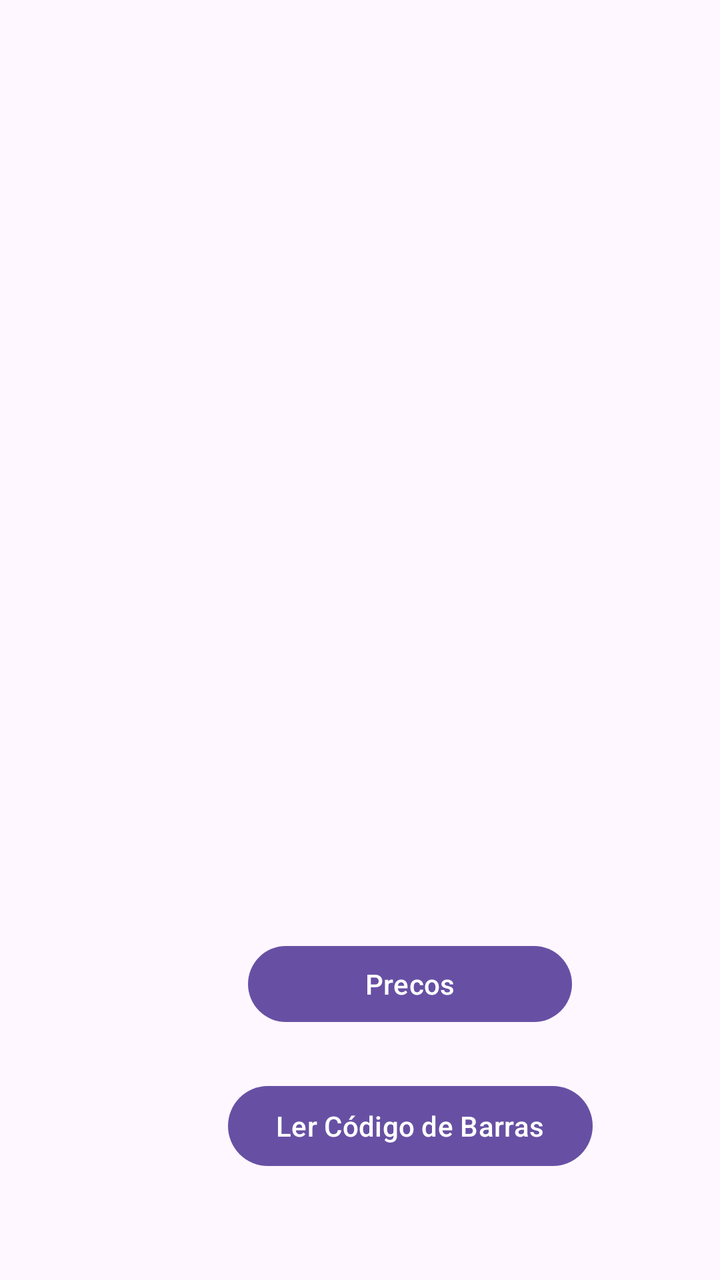
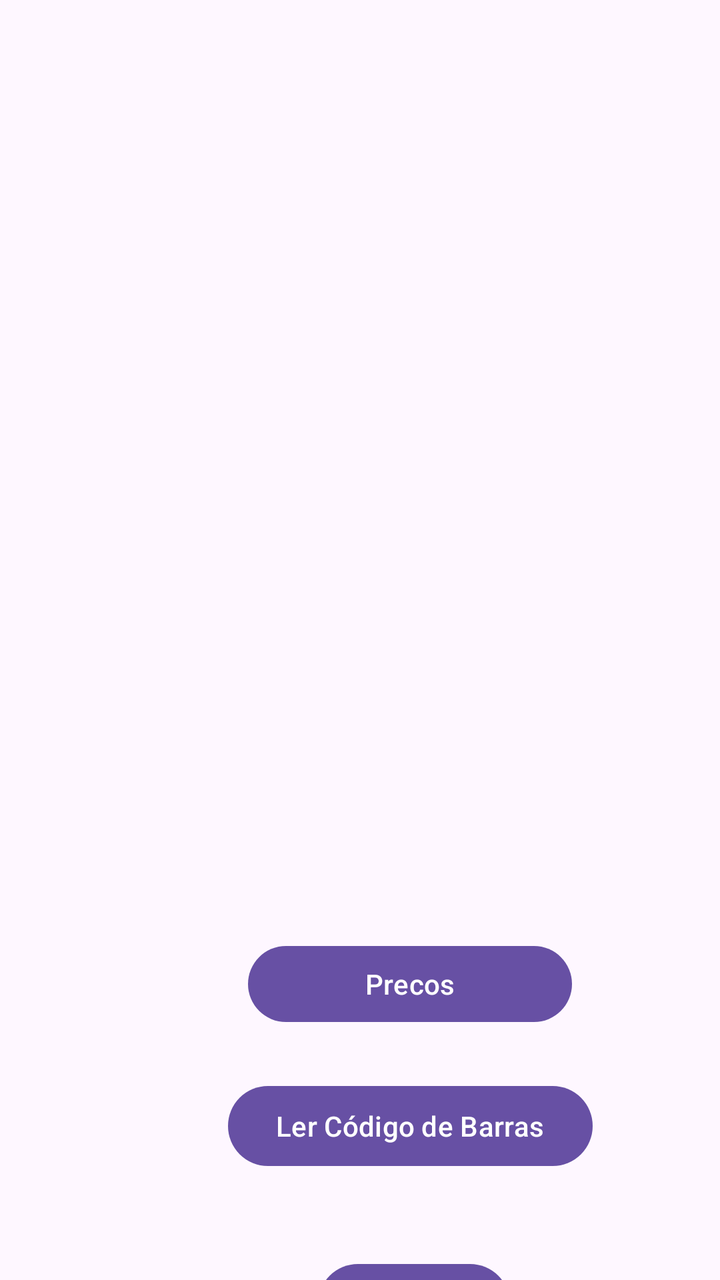

Screens rendered from an Android XML layout before and after an edit, with the pre-edit source and the edit as a unified diff.
<!-- AndroidManifest.xml: application theme Theme.ProjectDroid_1220893_1241190 -->
<!-- res/layout/activity_funcionario.xml -->
<?xml version="1.0" encoding="utf-8"?>
<androidx.constraintlayout.widget.ConstraintLayout xmlns:android="http://schemas.android.com/apk/res/android"
    xmlns:app="http://schemas.android.com/apk/res-auto"
    xmlns:tools="http://schemas.android.com/tools"
    android:id="@+id/main"
    android:layout_width="match_parent"
    android:layout_height="match_parent"
    tools:context=".ui.Funcionario">

    <EditText
        android:id="@+id/editTextTipo"
        android:layout_width="match_parent"
        android:layout_height="wrap_content"
        android:hint="Escreve o tipo"
        app:layout_constraintBottom_toBottomOf="parent"
        app:layout_constraintEnd_toEndOf="parent"
        app:layout_constraintHorizontal_bias="0.0"
        app:layout_constraintStart_toStartOf="parent"
        app:layout_constraintTop_toTopOf="parent"
        app:layout_constraintVertical_bias="0.059"
        android:visibility="gone"
        tools:visibility="visible"/>

    <Button
        android:id="@+id/buttonAdicionarTipo2"
        android:layout_width="wrap_content"
        android:layout_height="wrap_content"
        android:layout_marginTop="108dp"
        android:text="Adicionar"
        app:layout_constraintEnd_toEndOf="parent"
        app:layout_constraintHorizontal_bias="0.447"
        app:layout_constraintStart_toStartOf="parent"
        app:layout_constraintTop_toBottomOf="@id/editTextTipo"
        android:visibility="gone"
        tools:visibility="visible"/>

    <EditText
        android:id="@+id/editTextTipo2"
        android:layout_width="match_parent"
        android:layout_height="wrap_content"
        android:hint="Escreve o produto"
        app:layout_constraintBottom_toBottomOf="parent"
        app:layout_constraintEnd_toEndOf="parent"
        app:layout_constraintHorizontal_bias="0.0"
        app:layout_constraintStart_toStartOf="parent"
        app:layout_constraintTop_toTopOf="parent"
        app:layout_constraintVertical_bias="0.223"
        android:visibility="gone"
        tools:visibility="visible"/>

    <Button
        android:id="@+id/buttonAdicionarTipo"
        android:layout_width="wrap_content"
        android:layout_height="wrap_content"
        android:text="Adicionar"
        app:layout_constraintEnd_toEndOf="parent"
        app:layout_constraintHorizontal_bias="0.447"
        app:layout_constraintStart_toStartOf="parent"
        app:layout_constraintTop_toBottomOf="@id/editTextTipo"
        android:visibility="gone"
        tools:visibility="visible"/>

    <Button
        android:id="@+id/goPrecoProduto"
        android:layout_width="162dp"
        android:layout_height="46dp"
        android:layout_marginStart="124dp"
        android:layout_marginTop="24dp"
        android:layout_marginBottom="8dp"
        android:text="Precos"
        app:layout_constraintBottom_toTopOf="@+id/buttonGoCodigoBarras"
        app:layout_constraintStart_toStartOf="parent"
        app:layout_constraintTop_toBottomOf="@+id/buttonGoListProdutos" />

    <Button
        android:id="@+id/buttonGoListProdutos"
        android:layout_width="wrap_content"
        android:layout_height="wrap_content"
        android:layout_marginBottom="404dp"
        android:text="Ver Produtos"
        android:visibility="gone"
        app:layout_constraintBottom_toBottomOf="parent"
        app:layout_constraintEnd_toEndOf="parent"
        app:layout_constraintHorizontal_bias="0.498"
        app:layout_constraintStart_toStartOf="parent"
        tools:visibility="visible" />

    <Button
        android:id="@+id/buttonGoCodigoBarras"
        android:layout_width="wrap_content"
        android:layout_height="wrap_content"
        android:layout_marginStart="114dp"
        android:layout_marginTop="16dp"
        android:layout_marginEnd="115dp"
        android:layout_marginBottom="248dp"
        android:text="Ler Código de Barras"
        app:layout_constraintBottom_toBottomOf="parent"
        app:layout_constraintEnd_toEndOf="parent"
        app:layout_constraintHorizontal_bias="0.0"
        app:layout_constraintStart_toStartOf="parent"
        app:layout_constraintTop_toBottomOf="@+id/goPrecoProduto" />

</androidx.constraintlayout.widget.ConstraintLayout>
<!-- resources referenced by this layout -->
<resources>
  <style name="Theme.ProjectDroid_1220893_1241190" parent="Base.Theme.ProjectDroid_1220893_1241190" />
  <style name="Base.Theme.ProjectDroid_1220893_1241190" parent="Theme.Material3.DayNight.NoActionBar">
          
          
      </style>
</resources>

<!-- the commit's change to res/layout/activity_funcionario.xml (unified diff, before → after) -->
@@ -100,4 +100,14 @@
         app:layout_constraintStart_toStartOf="parent"
         app:layout_constraintTop_toBottomOf="@+id/goPrecoProduto" />
 
+    <Button
+        android:id="@+id/buttonGoHorario"
+        android:layout_width="wrap_content"
+        android:layout_height="wrap_content"
+        android:layout_marginStart="159dp"
+        android:layout_marginTop="41dp"
+        android:text="Horario"
+        app:layout_constraintStart_toStartOf="parent"
+        app:layout_constraintTop_toBottomOf="@+id/buttonGoCodigoBarras" />
+
 </androidx.constraintlayout.widget.ConstraintLayout>
